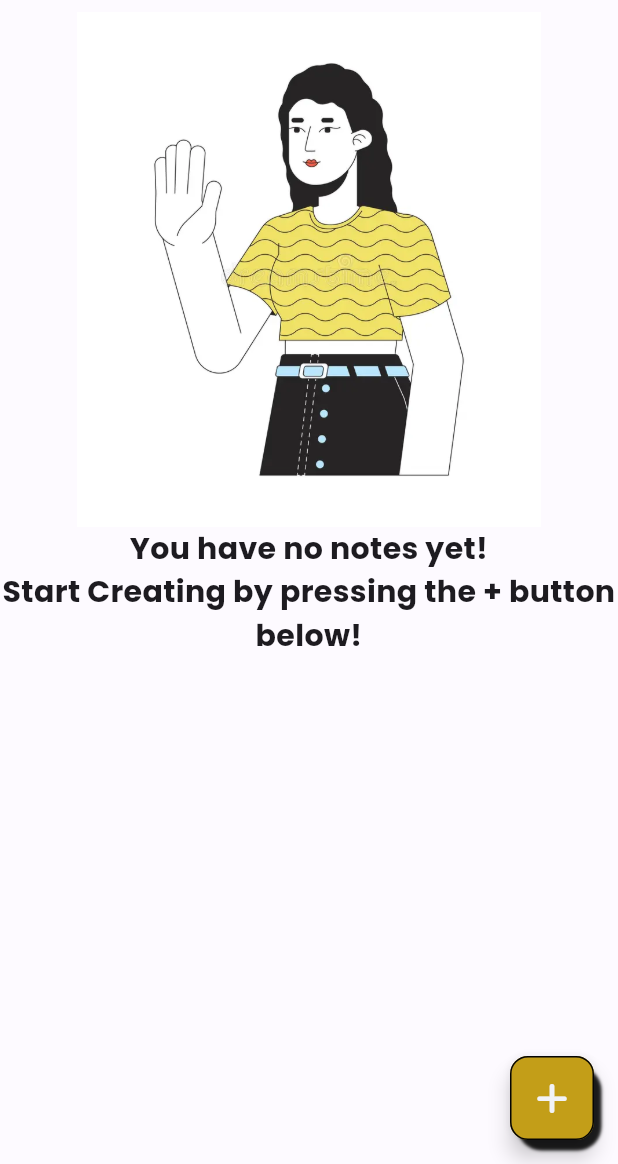
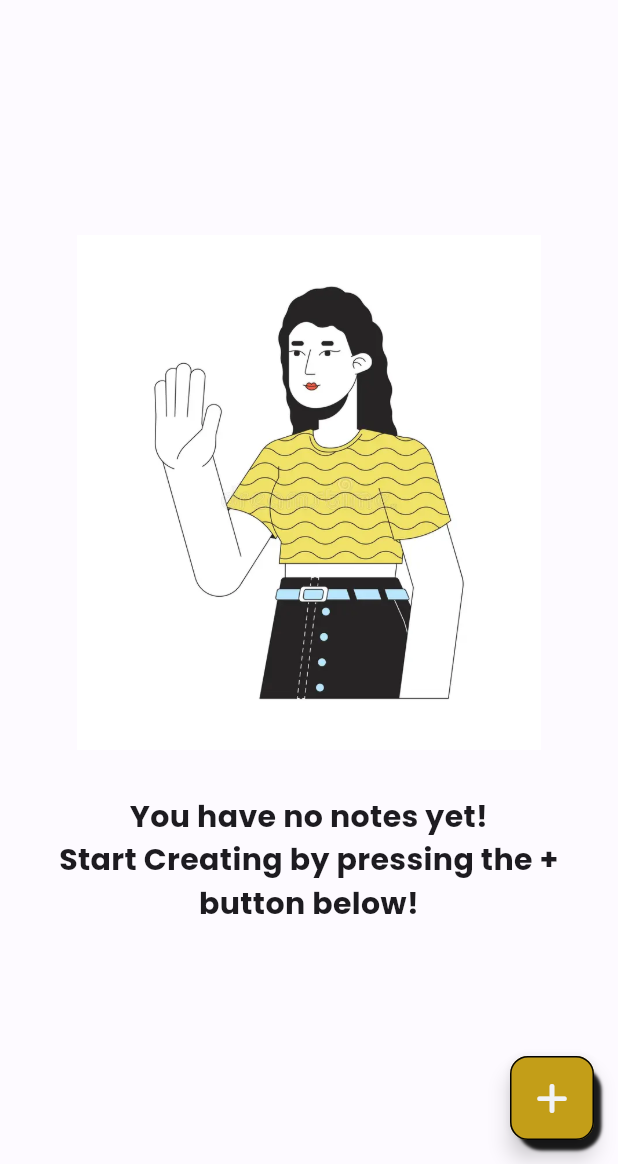
Before and after one commit to MITHINVEL/awesome_notes_3, a Flutter app: the screen it shows after launch, on a phone screen of 412 x 824 dp, the part 72-1236 px from its top. Run offline on Flutter 3.47's test engine with Material 3 defaults, Android fonts, the phone set to English and light mode, and no system bars; our stand-ins replace font_awesome_flutter; missing offline and left inert: dart:ffi, flutter_quill, font_awesome_icon_class; Roboto replaces fonts that are missing (fredoka); statements that could not run were skipped.

Commit message:
latest update from note app it in working on save the note,add tag
adding the main page from show  stoeing the datas show on the container formate

```diff
--- /dev/null
+++ b/lib/change_notifers/new_note_controler.dart
@@ -0,0 +1,56 @@
+import 'dart:convert';
+import 'dart:ffi';
+
+import 'package:awesome_notes/change_notifers/notes_provider.dart';
+import 'package:awesome_notes/models/note.dart';
+import 'package:flutter/material.dart';
+import 'package:flutter_quill/flutter_quill.dart';
+import 'package:provider/provider.dart';
+
+class NewNoteControler extends ChangeNotifier {
+bool _readOnly = false;
+set readOnly(bool value) {
+  _readOnly = value;
+  notifyListeners();
+}
+bool get readOnly => _readOnly;
+
+String _title='';
+set title(String value) {
+  _title = value;
+  notifyListeners();
+}
+String get title => _title.trim();
+Document _content = Document();
+set content(Document value) {
+  _content = value;
+  notifyListeners();
+}
+Document get content => _content;
+List<String> _tags = [];
+ void addTag(String tag) {
+  _tags.add(tag);
+  notifyListeners();
+ }
+ List<String> get tags => [..._tags];
+
+ void removeTag(int index) {
+  _tags.removeAt(index);
+  notifyListeners();
+ }
+
+ void saveNote(BuildContext context){
+  final String? newTitle = title.isNotEmpty ? title : null;
+  final String? newContent = content.toPlainText().trim().isNotEmpty ? content.toPlainText().trim() : null ;
+  final String contentJson = jsonEncode(_content.toDelta().toJson());
+  final int now =  DateTime.now().millisecondsSinceEpoch;
+  final Note note = Note(title:title,
+  content:content,
+  contentJson:contentJson,
+  dateCreated: now,
+   dateModified: now,
+   tags: tags
+   );
+   context.read<NotesProvider>().addNote(note);
+ }
+}
--- a/lib/change_notifers/notes_provider.dart
+++ b/lib/change_notifers/notes_provider.dart
@@ -4,4 +4,8 @@ import 'package:flutter/material.dart';
 class NotesProvider extends ChangeNotifier{
   final List<Note> _notes = [];
   List <Note> get notes => [..._notes];
+  void addNote(Note note) {
+    _notes.add(note);
+    notifyListeners();
+  }
 }
--- a/lib/models/note.dart
+++ b/lib/models/note.dart
@@ -2,15 +2,15 @@ class Note{
   Note({
   required this.title,
   required this.content,
-  required this.contentjson,
-  required this.datecreated,
-  required this.datemodified,
+  required this.contentJson,
+  required this.dateCreated,
+  required this.dateModified,
   required this.tags});
 
   final String title;
-  final String content;
-  final String contentjson;
-  final int datecreated;
-  final int datemodified;
+  final dynamic content;
+  final String contentJson;
+  final int dateCreated;
+  final int dateModified;
   final List<String> tags;
 }
--- a/lib/pages/mainpage.dart
+++ b/lib/pages/mainpage.dart
@@ -1,8 +1,10 @@
 // ignore_for_file: avoid_unnecessary_containers, non_constant_identifier_names
+import 'package:awesome_notes/change_notifers/new_note_controler.dart';
 import 'package:awesome_notes/change_notifers/notes_provider.dart';
 import 'package:awesome_notes/core/constant.dart';
 import 'package:awesome_notes/models/note.dart';
 import 'package:awesome_notes/pages/new_or_edit_note_page.dart';
+import 'package:awesome_notes/widgets/no_notes.dart';
 
 import 'package:awesome_notes/widgets/note_icon_button_outlined.dart';
 import 'package:flutter/material.dart';
@@ -54,7 +56,9 @@ class _MyHomePageState extends State<MyHomePage> {
         Navigator.push(
           context,
           MaterialPageRoute(
-          builder: (context) =>  NewOrEditNotePage(isnewnote: true),
+          builder: (context) =>  ChangeNotifierProvider(
+            create:(context)=>NewNoteControler(),
+            child: NewOrEditNotePage(isnewnote: true)),
           ),
         );
       },),
@@ -62,21 +66,7 @@ class _MyHomePageState extends State<MyHomePage> {
       body: Consumer<NotesProvider>(
         builder: (context, notesProvider, child) {
           final List<Note> notes= notesProvider.notes;
-          return notes.isEmpty? Column(children: [
-            Image.asset(
-              'assets/images/create_note_image.png',
-              width: MediaQuery.of(context).size.width * 0.75,
-            ),
-            Text("You have no notes yet!\nStart Creating by pressing the + button below!",
-            style: TextStyle(
-              fontSize: 20,
-              fontFamily: 'poppins',
-              fontWeight: FontWeight.bold,
-             ),
-            textAlign: TextAlign.center,
-            ),
-          ]
-          ): Padding(
+          return notes.isEmpty? Nonots(): Padding(
           padding: const EdgeInsets.all(16.0),
           child: Column(
             children: [
--- /dev/null
+++ b/lib/widgets/no_notes.dart
@@ -0,0 +1,32 @@
+import 'package:flutter/material.dart';
+
+class Nonots extends StatelessWidget {
+  const Nonots({
+    super.key,
+  });
+
+  @override
+  Widget build(BuildContext context) {
+    return Column(
+      mainAxisAlignment: MainAxisAlignment.center,
+      children: [
+      Image.asset(
+        'assets/images/create_note_image.png',
+        width: MediaQuery.of(context).size.width * 0.75,
+      ),
+      SizedBox(height: 20,),
+      Padding(
+        padding: const EdgeInsets.all(10.0),
+        child: Text("You have no notes yet!\nStart Creating by pressing the + button below!",
+        style: TextStyle(
+          fontSize: 20,
+          fontFamily: 'poppins',
+          fontWeight: FontWeight.bold,
+         ),
+        textAlign: TextAlign.center,
+        ),
+      ),
+    ]
+    );
+  }
+}
--- a/lib/widgets/note_list.dart
+++ b/lib/widgets/note_list.dart
@@ -1,6 +1,7 @@
 import 'package:awesome_notes/models/note.dart';
 import 'package:flutter/material.dart';
 import 'package:awesome_notes/widgets/note_card.dart';
+
 class NotesList extends StatefulWidget {
   const NotesList({
     required this.notes,
@@ -24,7 +25,8 @@ class _NotesListState extends State<NotesList> {
             itemBuilder: (context, index) {
               return Notecard(
                 isInGrid: false,
-                 note: widget.notes[index]);
+                note: widget.notes[index],
+              );
             },
             separatorBuilder: (context, index) => SizedBox(
               height: 4,
--- a/pubspec.yaml
+++ b/pubspec.yaml
@@ -14,6 +14,7 @@ dependencies:
   font_awesome_icon_class: ^0.0.6
   flutter_quill: ^11.4.0
   provider: ^6.1.5
+  intl: ^0.19.0
 dev_dependencies:
   flutter_test:
     sdk: flutter
@@ -31,4 +32,4 @@ flutter:
             weight: 700
   assets:
     - assets/images/create_note_image.png
-    - assets/images/black-boy.png
+    - assets/images/black-boy.avif
```
Also changed, not shown: lib/pages/new_or_edit_note_page.dart (+99 -44 lines), lib/widgets/NoteTag.dart (added, +47 -0 lines), lib/widgets/Note_toolbar.dart (+12 -1 lines), lib/widgets/dialog_card.dart (added, +41 -0 lines), lib/widgets/new_tag_diolog.dart (added, +115 -0 lines), lib/widgets/note_card.dart (+20 -31 lines), 4 other files.
